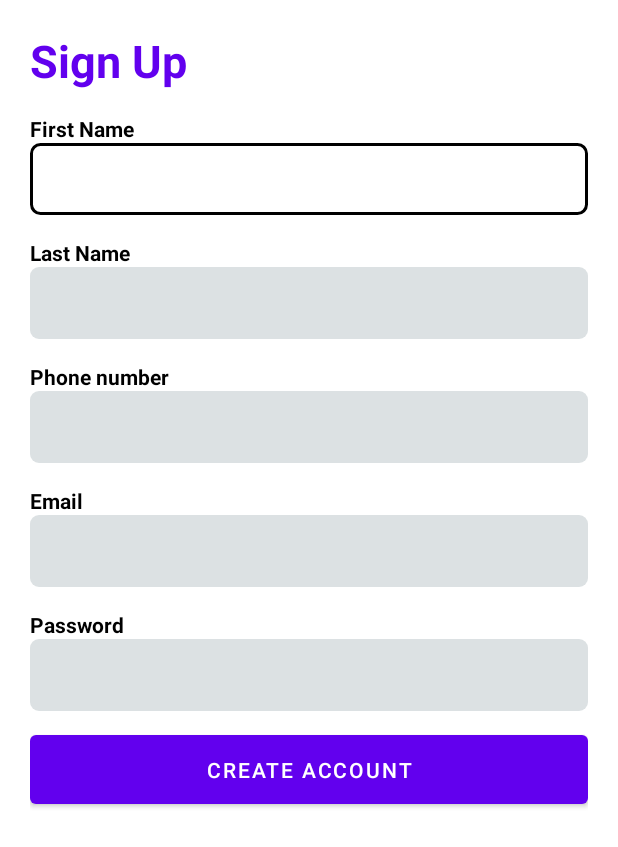
After one commit to vukasinb7/YuGo-Android, an Android app: the NewUserRegisterActivity screen opened directly, with no data from a screen before it, on a phone screen of 412 x 824 dp. The commit adds this screen. Shown: the top 847 px of the screen. Run offline under Robolectric (Android 15) with nearby library versions, the phone set to English and light mode, and no system bars.

Commit message:
Added: registration form

```diff
--- a/app/src/main/AndroidManifest.xml
+++ b/app/src/main/AndroidManifest.xml
@@ -12,6 +12,13 @@
         android:supportsRtl="true"
         android:theme="@style/Theme.UberApp"
         tools:targetApi="31">
+        <activity
+            android:name=".NewUserRegisterActivity"
+            android:exported="false">
+            <meta-data
+                android:name="android.app.lib_name"
+                android:value="" />
+        </activity>
         <activity
             android:name=".DriverMainActivity"
             android:exported="false">
--- a/app/src/main/java/com/example/uberapp/LoginActivity.java
+++ b/app/src/main/java/com/example/uberapp/LoginActivity.java
@@ -23,4 +23,12 @@ public class LoginActivity extends AppCompatActivity {
             }
         });
     }
+
+    public void onClick(View view) {
+        switch (view.getId()){
+            case R.id.registerButton:
+                Intent registerActivity = new Intent(this, NewUserRegisterActivity.class);
+                startActivity(registerActivity);
+        }
+    }
 }
--- /dev/null
+++ b/app/src/main/java/com/example/uberapp/NewUserRegisterActivity.java
@@ -0,0 +1,14 @@
+package com.example.uberapp;
+
+import androidx.appcompat.app.AppCompatActivity;
+
+import android.os.Bundle;
+
+public class NewUserRegisterActivity extends AppCompatActivity {
+
+    @Override
+    protected void onCreate(Bundle savedInstanceState) {
+        super.onCreate(savedInstanceState);
+        setContentView(R.layout.activity_new_user_register);
+    }
+}
--- /dev/null
+++ b/app/src/main/res/drawable/editview_rounded_corners.xml
@@ -0,0 +1,48 @@
+<?xml version="1.0" encoding="utf-8"?>
+<selector xmlns:android="http://schemas.android.com/apk/res/android">
+    <item android:state_pressed="true" android:state_focused="true">
+        <shape>
+            <solid android:color="#dce1e3"/>
+            <corners
+                android:radius="6dp" />
+        </shape>
+    </item>
+
+    <item android:state_pressed="true" android:state_focused="false">
+        <shape>
+            <solid android:color="#dce1e3"/>
+            <corners
+                android:radius="6dp" />
+        </shape>
+    </item>
+
+    <item android:state_pressed="false" android:state_focused="true">
+        <shape>
+            <solid android:color="#FFFFFF"/>
+            <stroke
+                android:width="2.3dp"
+                android:color="#000" />
+            <corners
+                android:radius="6dp" />
+        </shape>
+    </item>
+
+    <item android:state_pressed="false" android:state_focused="false">
+        <shape>
+            <solid android:color="#dce1e3"/>
+            <corners
+                android:radius="6dp" />
+        </shape>
+    </item>
+
+    <item android:state_enabled="true">
+        <shape>
+            <padding
+                android:left="10dp"
+                android:top="4dp"
+                android:right="4dp"
+                android:bottom="4dp"
+                />
+        </shape>
+    </item>
+</selector>
--- a/app/src/main/res/layout/activity_login.xml
+++ b/app/src/main/res/layout/activity_login.xml
@@ -53,6 +53,7 @@
         android:layout_marginRight="20dp"
         android:layout_below="@+id/orLb"
         android:text="Register"
+        android:onClick="onClick"
         app:layout_constraintBottom_toBottomOf="parent"
         app:layout_constraintEnd_toEndOf="parent"
         app:layout_constraintStart_toStartOf="parent"
--- /dev/null
+++ b/app/src/main/res/layout/activity_new_user_register.xml
@@ -0,0 +1,155 @@
+<?xml version="1.0" encoding="utf-8"?>
+<androidx.constraintlayout.widget.ConstraintLayout xmlns:android="http://schemas.android.com/apk/res/android"
+    xmlns:app="http://schemas.android.com/apk/res-auto"
+    xmlns:tools="http://schemas.android.com/tools"
+    android:layout_width="match_parent"
+    android:layout_height="match_parent"
+    android:padding="20dp"
+    tools:context=".NewUserRegisterActivity">
+
+
+    <TextView
+        android:id="@+id/textViewSignUp"
+        android:layout_width="wrap_content"
+        android:layout_height="wrap_content"
+        android:text="@string/sign_up"
+        app:layout_constraintStart_toStartOf="parent"
+        android:textSize="30sp"
+        android:textStyle="bold"
+        android:textColor="@color/design_default_color_primary"
+        app:layout_constraintTop_toTopOf="parent" />
+
+    <TextView
+        android:id="@+id/textViewFirstName"
+        android:layout_width="wrap_content"
+        android:layout_height="wrap_content"
+        android:labelFor="@id/editTextFirstName"
+        android:text="@string/first_name"
+        android:textColor="@color/black"
+        android:textStyle="bold"
+        android:layout_marginTop="15dp"
+        app:layout_constraintStart_toStartOf="parent"
+        app:layout_constraintTop_toBottomOf="@+id/textViewSignUp" />
+
+    <EditText
+        android:id="@+id/editTextFirstName"
+        android:layout_width="match_parent"
+        android:layout_height="48dp"
+        android:autofillHints="@string/first_name"
+        android:background="@drawable/editview_rounded_corners"
+        android:ems="10"
+        android:textColorHint="#616161"
+        android:inputType="textPersonName"
+        app:layout_constraintEnd_toEndOf="parent"
+        app:layout_constraintStart_toStartOf="parent"
+        app:layout_constraintTop_toBottomOf="@+id/textViewFirstName" />
+
+    <TextView
+        android:id="@+id/textViewLastName"
+        android:layout_width="wrap_content"
+        android:layout_height="wrap_content"
+        android:labelFor="@id/editTextLastName"
+        android:text="@string/last_name"
+        android:textColor="@color/black"
+        android:textStyle="bold"
+        android:layout_marginTop="15dp"
+        app:layout_constraintStart_toStartOf="parent"
+        app:layout_constraintTop_toBottomOf="@+id/editTextFirstName" />
+
+    <EditText
+        android:id="@+id/editTextLastName"
+        android:layout_width="match_parent"
+        android:layout_height="48dp"
+        android:autofillHints="@string/last_name"
+        android:background="@drawable/editview_rounded_corners"
+        android:ems="10"
+        android:textColorHint="#616161"
+        android:inputType="textPersonName"
+        app:layout_constraintEnd_toEndOf="parent"
+        app:layout_constraintStart_toStartOf="parent"
+        app:layout_constraintTop_toBottomOf="@+id/textViewLastName" />
+
+    <TextView
+        android:id="@+id/textViewPhoneNumber"
+        android:layout_width="wrap_content"
+        android:layout_height="wrap_content"
+        android:labelFor="@id/editTextPhone"
+        android:text="@string/phone_number"
+        android:textColor="@color/black"
+        android:textStyle="bold"
+        android:layout_marginTop="15dp"
+        app:layout_constraintStart_toStartOf="parent"
+        app:layout_constraintTop_toBottomOf="@id/editTextLastName"/>
+
+    <EditText
+        android:id="@+id/editTextPhone"
+        android:layout_width="match_parent"
+        android:layout_height="48dp"
+        android:ems="10"
+        android:inputType="phone"
+        android:autofillHints="@string/phone_number"
+        android:textColorHint="#616161"
+        android:background="@drawable/editview_rounded_corners"
+        app:layout_constraintEnd_toEndOf="parent"
+        app:layout_constraintStart_toStartOf="parent"
+        app:layout_constraintTop_toBottomOf="@+id/textViewPhoneNumber" />
+
+    <TextView
+        android:id="@+id/textViewEmail"
+        android:layout_width="wrap_content"
+        android:layout_height="wrap_content"
+        android:labelFor="@id/editTextEmail"
+        android:text="@string/e_mail"
+        android:textColor="@color/black"
+        android:textStyle="bold"
+        android:layout_marginTop="15dp"
+        app:layout_constraintStart_toStartOf="parent"
+        app:layout_constraintTop_toBottomOf="@id/editTextPhone"/>
+
+    <EditText
+        android:id="@+id/editTextEmail"
+        android:layout_width="match_parent"
+        android:layout_height="48dp"
+        android:ems="10"
+        android:inputType="textEmailAddress"
+        android:autofillHints="@string/email"
+        android:textColorHint="#616161"
+        android:background="@drawable/editview_rounded_corners"
+        app:layout_constraintEnd_toEndOf="parent"
+        app:layout_constraintStart_toStartOf="parent"
+        app:layout_constraintTop_toBottomOf="@+id/textViewEmail" />
+
+    <TextView
+        android:id="@+id/textViewPassword"
+        android:layout_width="wrap_content"
+        android:layout_height="wrap_content"
+        android:labelFor="@id/editTextPassword"
+        android:text="@string/password"
+        android:textColor="@color/black"
+        android:textStyle="bold"
+        android:layout_marginTop="15dp"
+        app:layout_constraintStart_toStartOf="parent"
+        app:layout_constraintTop_toBottomOf="@id/editTextEmail"/>
+    <EditText
+        android:id="@+id/editTextPassword"
+        android:layout_width="match_parent"
+        android:layout_height="48dp"
+        android:ems="10"
+        android:inputType="textPassword"
+        android:autofillHints="@string/password"
+        android:textColorHint="#616161"
+        android:background="@drawable/editview_rounded_corners"
+        app:layout_constraintEnd_toEndOf="parent"
+        app:layout_constraintStart_toStartOf="parent"
+        app:layout_constraintTop_toBottomOf="@+id/textViewPassword" />
+
+    <Button
+        android:id="@+id/buttonCreateAccount"
+        android:layout_width="match_parent"
+        android:layout_height="58dp"
+        android:text="@string/create_account"
+        android:layout_marginTop="10dp"
+        app:layout_constraintTop_toBottomOf="@+id/editTextPassword"
+        tools:layout_editor_absoluteX="21dp" />
+
+</androidx.constraintlayout.widget.ConstraintLayout>
--- a/app/src/main/res/values-night/themes.xml
+++ b/app/src/main/res/values-night/themes.xml
@@ -1,6 +1,6 @@
 <resources xmlns:tools="http://schemas.android.com/tools">
     <!-- Base application theme. -->
-    <style name="Theme.UberApp" parent="Theme.MaterialComponents.DayNight.DarkActionBar">
+    <style name="Theme.UberApp" parent="Theme.MaterialComponents.DayNight.NoActionBar">
         <!-- Primary brand color. -->
         <item name="colorPrimary">@color/purple_200</item>
         <item name="colorPrimaryVariant">@color/purple_700</item>
--- a/app/src/main/res/values/strings.xml
+++ b/app/src/main/res/values/strings.xml
@@ -1,3 +1,13 @@
 <resources>
     <string name="app_name">UberApp</string>
+    <!-- TODO: Remove or change this placeholder text -->
+    <string name="hello_blank_fragment">Hello blank fragment</string>
+    <string name="sign_up">Sign Up</string>
+    <string name="first_name">First Name</string>
+    <string name="last_name">Last Name</string>
+    <string name="phone_number">Phone number</string>
+    <string name="e_mail">Email</string>
+    <string name="email">Email</string>
+    <string name="password">Password</string>
+    <string name="create_account">Create Account</string>
 </resources>
--- a/app/src/main/res/values/themes.xml
+++ b/app/src/main/res/values/themes.xml
@@ -1,6 +1,6 @@
 <resources xmlns:tools="http://schemas.android.com/tools">
     <!-- Base application theme. -->
-    <style name="Theme.UberApp" parent="Theme.MaterialComponents.DayNight.DarkActionBar">
+    <style name="Theme.UberApp" parent="Theme.MaterialComponents.DayNight.NoActionBar">
         <!-- Primary brand color. -->
         <item name="colorPrimary">@color/purple_500</item>
         <item name="colorPrimaryVariant">@color/purple_700</item>
```
